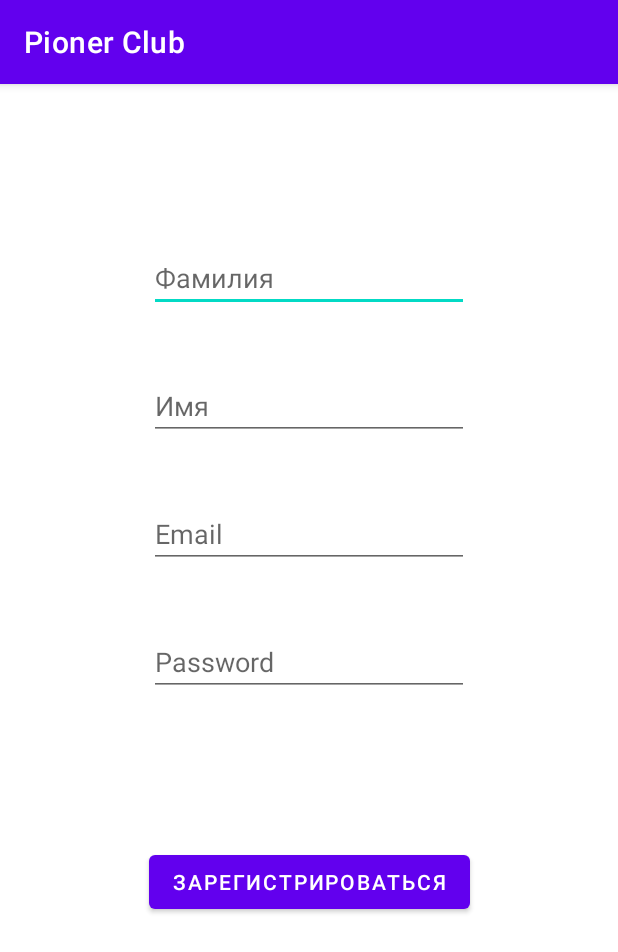
After one commit to BulatTim1/PionerClub, an Android app: the fragment Registration shown on its own in the app's theme, on a phone screen of 412 x 824 dp. The commit adds this screen. Shown: the top 952 px of the screen. Run offline under Robolectric (Android 15) with nearby library versions, the phone set to English and light mode, and no system bars.

Commit message:
+Vhod and Registration

```diff
--- /dev/null
+++ b/app/src/main/java/com/pioner/Registration.kt
@@ -0,0 +1,59 @@
+package com.pioner
+
+import android.os.Bundle
+import androidx.fragment.app.Fragment
+import android.view.LayoutInflater
+import android.view.View
+import android.view.ViewGroup
+
+// TODO: Rename parameter arguments, choose names that match
+// the fragment initialization parameters, e.g. ARG_ITEM_NUMBER
+private const val ARG_PARAM1 = "param1"
+private const val ARG_PARAM2 = "param2"
+
+/**
+ * A simple [Fragment] subclass.
+ * Use the [Registration.newInstance] factory method to
+ * create an instance of this fragment.
+ */
+class Registration : Fragment() {
+    // TODO: Rename and change types of parameters
+    private var param1: String? = null
+    private var param2: String? = null
+
+    override fun onCreate(savedInstanceState: Bundle?) {
+        super.onCreate(savedInstanceState)
+        arguments?.let {
+            param1 = it.getString(ARG_PARAM1)
+            param2 = it.getString(ARG_PARAM2)
+        }
+    }
+
+    override fun onCreateView(
+        inflater: LayoutInflater, container: ViewGroup?,
+        savedInstanceState: Bundle?
+    ): View? {
+        // Inflate the layout for this fragment
+        return inflater.inflate(R.layout.fragment_registration, container, false)
+    }
+
+    companion object {
+        /**
+         * Use this factory method to create a new instance of
+         * this fragment using the provided parameters.
+         *
+         * @param param1 Parameter 1.
+         * @param param2 Parameter 2.
+         * @return A new instance of fragment Registration.
+         */
+        // TODO: Rename and change types and number of parameters
+        @JvmStatic
+        fun newInstance(param1: String, param2: String) =
+            Registration().apply {
+                arguments = Bundle().apply {
+                    putString(ARG_PARAM1, param1)
+                    putString(ARG_PARAM2, param2)
+                }
+            }
+    }
+}
--- a/app/src/main/res/layout/activity_main.xml
+++ b/app/src/main/res/layout/activity_main.xml
@@ -7,8 +7,8 @@
     tools:context=".MainActivity">
 
     <fragment
-        android:id="@+id/ration_fragment"
-        android:name="com.pioner.FragmentRationAddition"
+        android:id="@+id/fragment_entry"
+        android:name="com.pioner.entry"
         android:layout_width="match_parent"
         android:layout_height="match_parent" />
 
--- /dev/null
+++ b/app/src/main/res/layout/fragment_registration.xml
@@ -0,0 +1,72 @@
+<?xml version="1.0" encoding="utf-8"?>
+<FrameLayout xmlns:android="http://schemas.android.com/apk/res/android"
+    xmlns:app="http://schemas.android.com/apk/res-auto"
+    xmlns:tools="http://schemas.android.com/tools"
+    android:layout_width="match_parent"
+    android:layout_height="match_parent"
+    tools:context=".Registration">
+
+    <androidx.constraintlayout.widget.ConstraintLayout
+        android:layout_width="match_parent"
+        android:layout_height="match_parent">
+
+        <EditText
+            android:id="@+id/Fam"
+            android:layout_width="wrap_content"
+            android:layout_height="wrap_content"
+            android:layout_marginBottom="40dp"
+            android:ems="10"
+            android:hint="Фамилия"
+            android:inputType="textPersonName"
+            app:layout_constraintBottom_toTopOf="@+id/name"
+            app:layout_constraintEnd_toEndOf="parent"
+            app:layout_constraintStart_toStartOf="parent" />
+
+        <EditText
+            android:id="@+id/name"
+            android:layout_width="wrap_content"
+            android:layout_height="wrap_content"
+            android:layout_marginBottom="40dp"
+            android:ems="10"
+            android:hint="Имя"
+            android:inputType="textPersonName"
+            app:layout_constraintBottom_toTopOf="@+id/Email2"
+            app:layout_constraintEnd_toEndOf="parent"
+            app:layout_constraintStart_toStartOf="parent" />
+
+        <EditText
+            android:id="@+id/Email2"
+            android:layout_width="wrap_content"
+            android:layout_height="wrap_content"
+            android:ems="10"
+            android:hint="Email"
+            android:inputType="textPersonName"
+            app:layout_constraintBottom_toBottomOf="parent"
+            app:layout_constraintEnd_toEndOf="parent"
+            app:layout_constraintStart_toStartOf="parent"
+            app:layout_constraintTop_toTopOf="parent"
+            app:layout_constraintVertical_bias="0.384" />
+
+        <EditText
+            android:id="@+id/Password2"
+            android:layout_width="wrap_content"
+            android:layout_height="wrap_content"
+            android:layout_marginTop="40dp"
+            android:ems="10"
+            android:hint="Password"
+            android:inputType="textPersonName"
+            app:layout_constraintEnd_toEndOf="parent"
+            app:layout_constraintStart_toStartOf="parent"
+            app:layout_constraintTop_toBottomOf="@+id/Email2" />
+
+        <Button
+            android:id="@+id/Reg2"
+            android:layout_width="wrap_content"
+            android:layout_height="wrap_content"
+            android:layout_marginTop="100dp"
+            android:text="Зарегистрироваться"
+            app:layout_constraintEnd_toEndOf="parent"
+            app:layout_constraintStart_toStartOf="parent"
+            app:layout_constraintTop_toBottomOf="@+id/Password2" />
+    </androidx.constraintlayout.widget.ConstraintLayout>
+</FrameLayout>
--- a/app/src/main/res/values/strings.xml
+++ b/app/src/main/res/values/strings.xml
@@ -4,4 +4,6 @@
     <string name="MassRationString">Ваш вес</string>
     <string name="ManHeightRationString">Ваш рост</string>
     <string name="СaloriesTodayRationString">Калорийность вашей пищи сегодня</string>
+    <!-- TODO: Remove or change this placeholder text -->
+    <string name="hello_blank_fragment">Hello blank fragment</string>
 </resources>
```
Also changed, not shown: app/src/main/java/com/pioner/entry.kt (added, +59 -0 lines), app/src/main/res/layout/fragment_entry.xml (added, +51 -0 lines).
